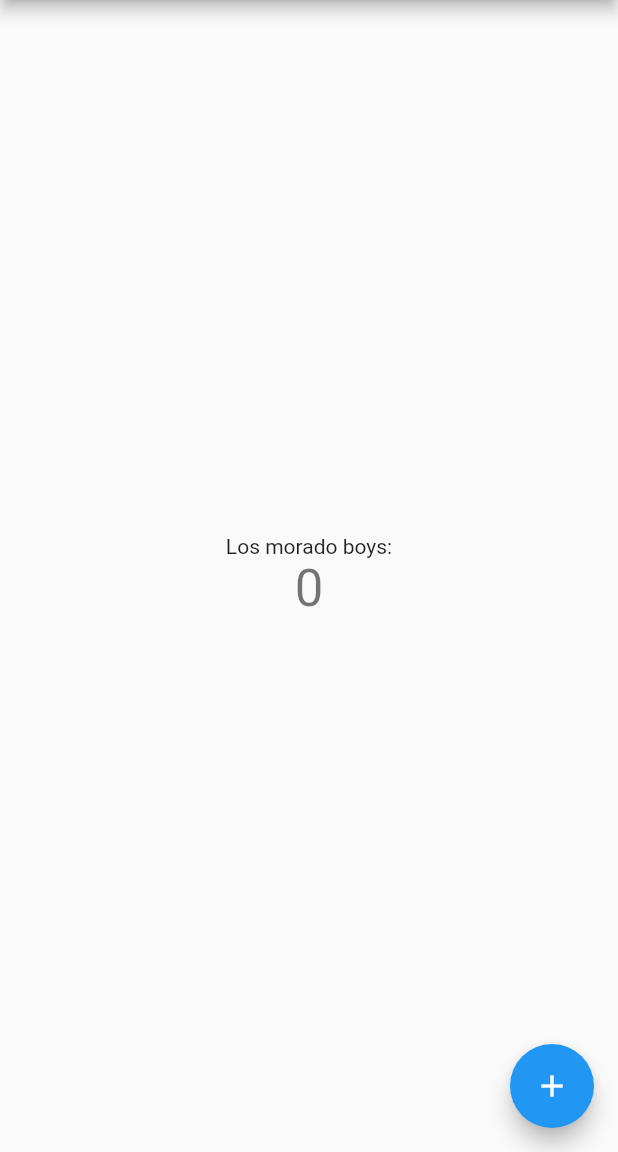
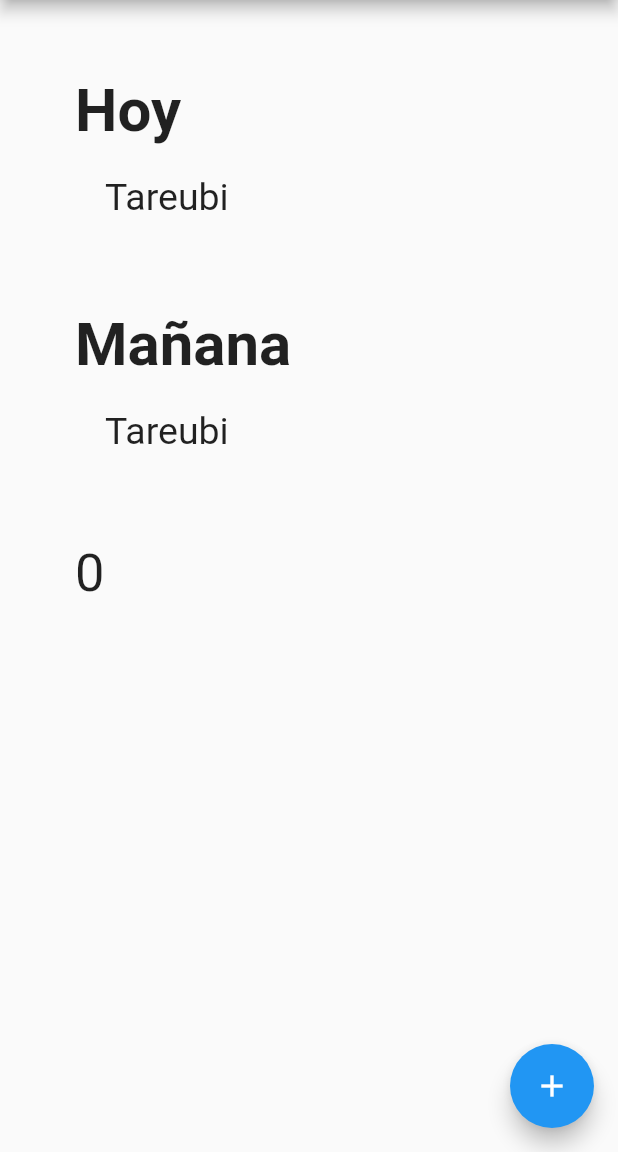
Before and after one commit to bautifrigole/AcademicSchedule, a Flutter app: the screen it shows after launch, on a phone screen of 412 x 824 dp, the part 84-1236 px from its top. Run offline on Flutter 3.47's test engine with Material 2 defaults, Android fonts, the light colour scheme and no system bars.

Commit message:
Added widgets with text

```diff
--- a/Flutter project/lib/main.dart
+++ b/Flutter project/lib/main.dart
@@ -75,9 +75,8 @@ class _MyHomePageState extends State<MyHomePage> {
         // the App.build method, and use it to set our appbar title.
         title: Text(widget.title),
       ),
-      body: Center(
-        // Center is a layout widget. It takes a single child and positions it
-        // in the middle of the parent.
+      body: Padding(
+        padding: const EdgeInsets.all(50.0),
         child: Column(
           // Column is also a layout widget. It takes a list of children and
           // arranges them vertically. By default, it sizes itself to fit its
@@ -93,14 +92,63 @@ class _MyHomePageState extends State<MyHomePage> {
           // center the children vertically; the main axis here is the vertical
           // axis because Columns are vertical (the cross axis would be
           // horizontal).
-          mainAxisAlignment: MainAxisAlignment.center,
+          mainAxisAlignment: MainAxisAlignment.start,
+          crossAxisAlignment: CrossAxisAlignment.start,
           children: <Widget>[
-            const Text(
-              'Los morado boys:',
+            Row(
+              children: const [
+                Padding(
+                  padding: EdgeInsets.only(bottom: 20.0),
+                  child: Text(
+                    'Hoy',
+                    style: TextStyle(fontSize: 40, fontWeight: FontWeight.bold),
+                  ),
+                ),
+              ],
             ),
-            Text(
-              '$_counter',
-              style: Theme.of(context).textTheme.headline4,
+            Row(
+              children: const [
+                Padding(
+                  padding: EdgeInsets.only(bottom: 60, left: 20),
+                  child: Text(
+                    'Tareubi',
+                    style: TextStyle(fontSize: 25, fontWeight: FontWeight.normal),
+                  ),
+                ),
+              ],
+            ),
+            Row(
+              children: const [
+                Padding(
+                  padding: EdgeInsets.only(bottom: 20.0),
+                  child: Text(
+                    'Mañana',
+                    style: TextStyle(fontSize: 40, fontWeight: FontWeight.bold),
+                  ),
+                ),
+              ],
+            ),
+            Row(
+              children: const [
+                Padding(
+                  padding: EdgeInsets.only(bottom: 60, left: 20),
+                  child: Text(
+                    'Tareubi',
+                    style: TextStyle(fontSize: 25, fontWeight: FontWeight.normal),
+                  ),
+                ),
+              ],
+            ),
+            Row(
+              children: [
+                Padding(
+                  padding: const EdgeInsets.only(bottom: 60.0),
+                  child: Text(
+                    '$_counter',
+                    style: const TextStyle(fontSize: 35, fontWeight: FontWeight.normal),
+                  ),
+                ),
+              ],
             ),
           ],
         ),
```
